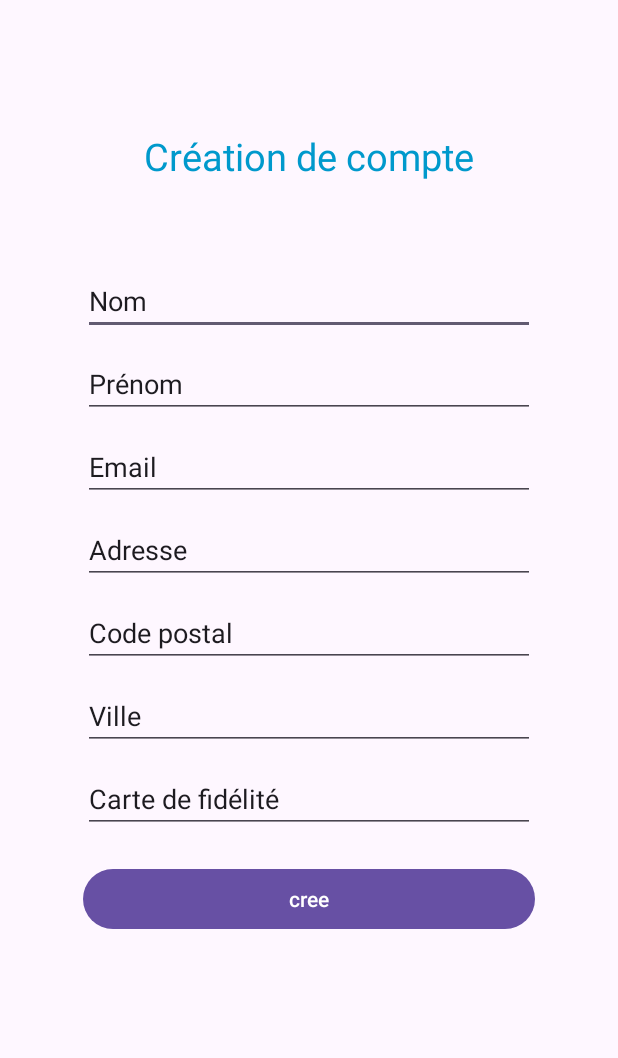
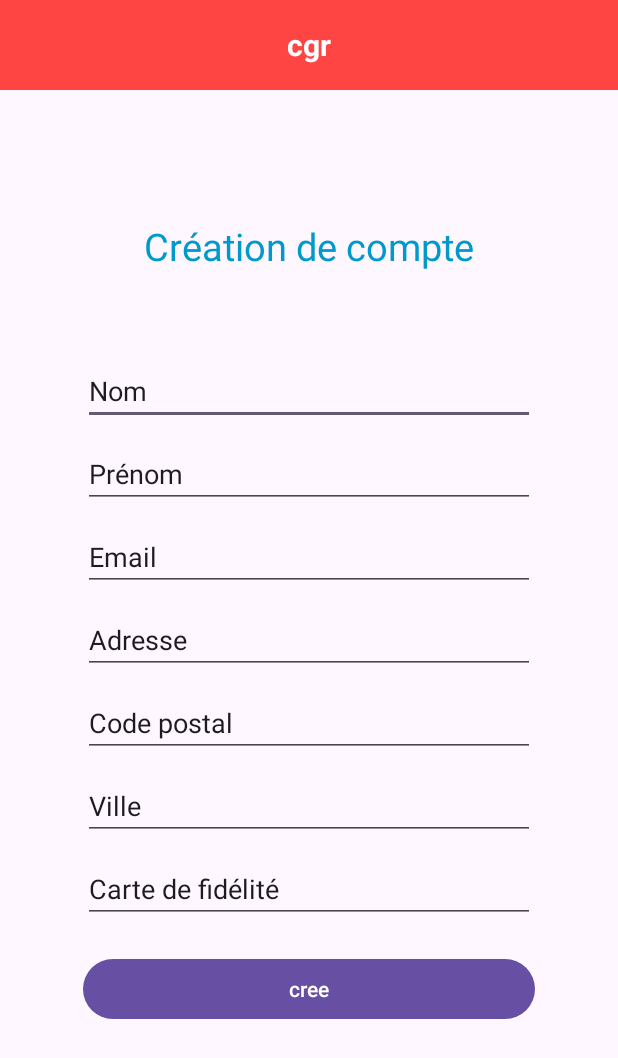
Before and after one commit to benaja-bendo/cgr, an Android app: the FormManuelActivity screen opened directly, with no data from a screen before it, on a phone screen of 412 x 824 dp. Shown: the top 1058 px of the screen. Run offline under Robolectric (Android 15) with nearby library versions, the phone set to English and light mode, and no system bars.

Commit message:
wip create user

```diff
--- a/app/src/main/java/com/example/cgr/FormManuelActivity.kt
+++ b/app/src/main/java/com/example/cgr/FormManuelActivity.kt
@@ -1,11 +1,27 @@
 package com.example.cgr
 
+import android.content.SharedPreferences
+import android.os.Bundle
+import android.widget.Button
+import android.widget.EditText
 import androidx.appcompat.app.AppCompatActivity
-import android.os.Bundle
 
 class FormManuelActivity : AppCompatActivity() {
+
+    private lateinit var sharedPreferences: SharedPreferences
+
     override fun onCreate(savedInstanceState: Bundle?) {
         super.onCreate(savedInstanceState)
         setContentView(R.layout.activity_form_manuel)
+
+        val name = findViewById<EditText>(R.id.nameEditText)
+        val firstName = findViewById<EditText>(R.id.firstNameEditText)
+        val email = findViewById<EditText>(R.id.emailEditText)
+        val address = findViewById<EditText>(R.id.addressEditText)
+        val postalCode = findViewById<EditText>(R.id.postalCodeEditText)
+        val city = findViewById<EditText>(R.id.cityEditText)
+        val loyaltyCard = findViewById<EditText>(R.id.loyaltyCardEditText)
+        val createAccountButton = findViewById<Button>(R.id.createAccountButton)
+
     }
 }
--- a/app/src/main/res/layout/activity_form_manuel.xml
+++ b/app/src/main/res/layout/activity_form_manuel.xml
@@ -1,11 +1,26 @@
 <?xml version="1.0" encoding="utf-8"?>
 <LinearLayout xmlns:android="http://schemas.android.com/apk/res/android"
-    xmlns:app="http://schemas.android.com/apk/res-auto"
     xmlns:tools="http://schemas.android.com/tools"
     android:layout_width="match_parent"
     android:layout_height="match_parent"
     android:orientation="vertical"
-    android:padding="55dp">
+    tools:context=".MainActivity">
+
+    <include
+        layout="@layout/layout_header"
+        android:layout_width="match_parent"
+        android:layout_height="wrap_content" />
+
+    <ScrollView
+        android:layout_width="match_parent"
+        android:layout_height="wrap_content">
+
+        <LinearLayout
+            android:layout_width="match_parent"
+            android:layout_height="wrap_content"
+            android:orientation="vertical"
+            android:padding="55dp"
+            tools:ignore="UselessParent">
 
             <TextView
                 android:id="@+id/headerTextView"
@@ -15,8 +30,8 @@
                 android:layout_marginBottom="25dp"
                 android:gravity="center"
                 android:text="@string/cr_ation_de_compte"
-        android:textSize="25sp"
-        android:textColor="@android:color/holo_blue_dark"/>
+                android:textColor="@android:color/holo_blue_dark"
+                android:textSize="25sp" />
 
             <EditText
                 android:id="@+id/nameEditText"
@@ -55,9 +70,9 @@
                 android:layout_width="match_parent"
                 android:layout_height="wrap_content"
                 android:layout_marginBottom="10dp"
+                android:autofillHints="postalCode"
                 android:inputType="textPostalAddress"
-        android:text="@string/code_postal"
-        android:autofillHints="postalCode" />
+                android:text="@string/code_postal" />
 
             <EditText
                 android:id="@+id/cityEditText"
@@ -79,7 +94,9 @@
                 android:id="@+id/createAccountButton"
                 android:layout_width="match_parent"
                 android:layout_height="wrap_content"
-        android:textColor="@android:color/white"
-        android:text="@string/create_compte" />
+                android:text="@string/create_compte"
+                android:textColor="@android:color/white" />
 
         </LinearLayout>
+    </ScrollView>
+</LinearLayout>
--- /dev/null
+++ b/app/src/main/res/layout/layout_header.xml
@@ -0,0 +1,29 @@
+<?xml version="1.0" encoding="utf-8"?>
+<LinearLayout xmlns:android="http://schemas.android.com/apk/res/android"
+    android:orientation="vertical"
+    android:layout_width="match_parent"
+    android:layout_height="match_parent">
+    <RelativeLayout
+        android:layout_width="match_parent"
+        android:layout_height="60dp"
+        android:background="@color/holo_red_light"
+        >
+        <TextView
+            android:id="@+id/textViewTitle"
+            android:layout_width="wrap_content"
+            android:layout_height="wrap_content"
+            android:layout_centerInParent="true"
+            android:textColor="@color/white"
+            android:textSize="20sp"
+            android:textStyle="bold"
+            android:text="@string/txtTitle"/>
+        <ImageView
+            android:id="@+id/imageViewBack"
+            android:visibility="gone"
+            android:layout_margin="10dp"
+            android:layout_width="40dp"
+            android:layout_height="40dp"
+            android:src="@drawable/baseline_arrow_back_black_48"
+            />
+    </RelativeLayout>
+</LinearLayout>
--- a/app/src/main/res/values/strings.xml
+++ b/app/src/main/res/values/strings.xml
@@ -11,4 +11,5 @@
     <string name="email">Email</string>
     <string name="pr_nom">Prénom</string>
     <string name="nom">Nom</string>
+    <string name="txtTitle">cgr</string>
 </resources>
```
Also changed, not shown: app/src/main/res/drawable-xhdpi/baseline_arrow_back_black_48.png (added). Lines whose indentation alone changed are shown as unchanged.
